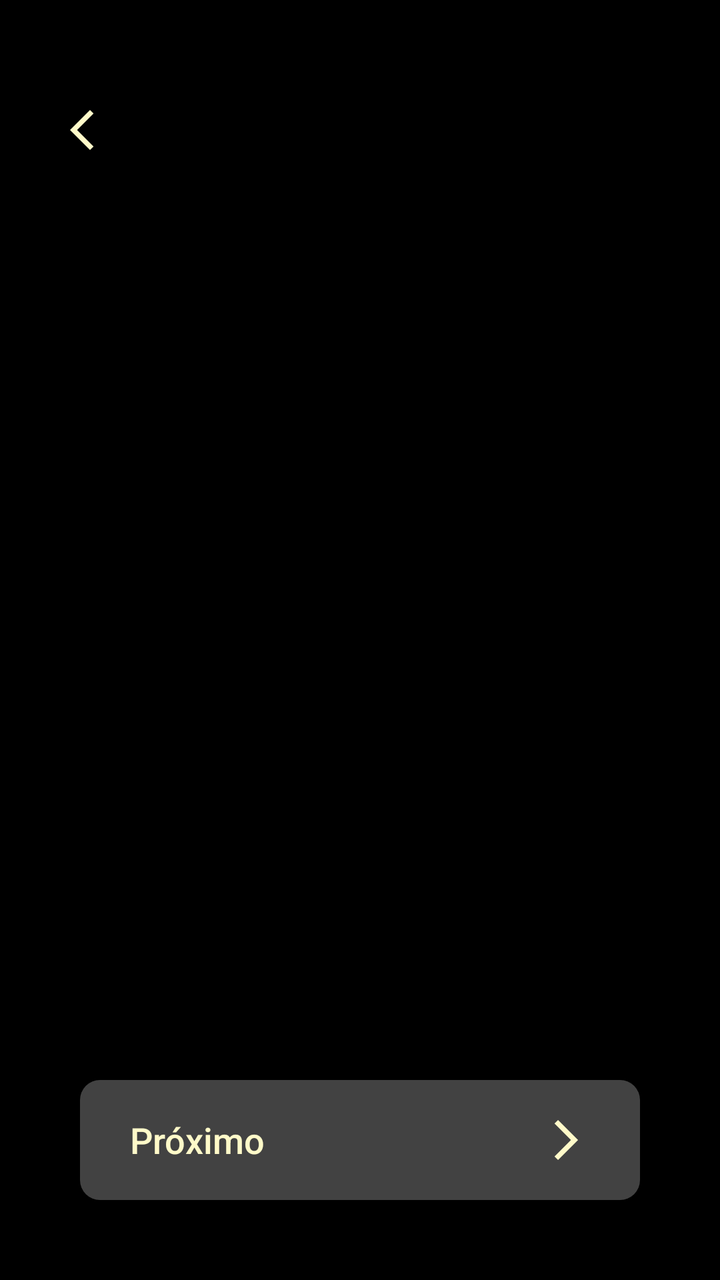
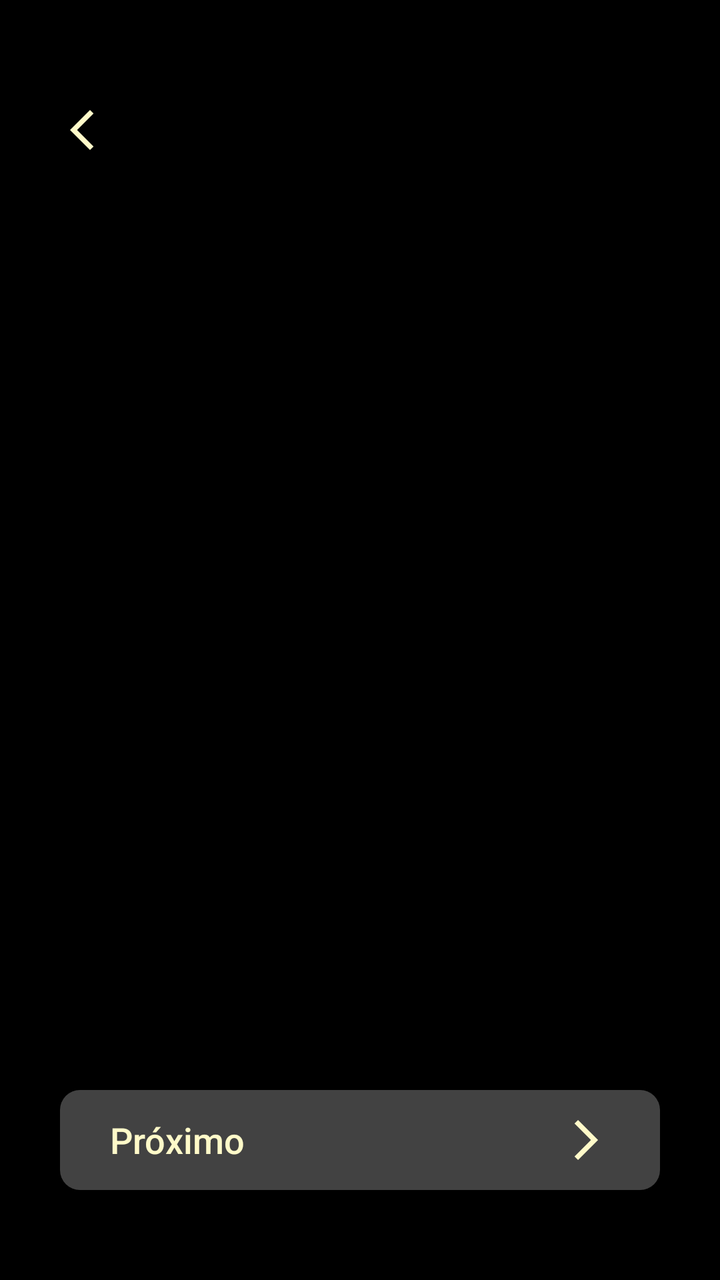

The first picture is an Android layout as it rendered before a commit; the second is the same layout after the commit. The layout source and the unified diff follow.
<!-- AndroidManifest.xml: application theme Theme.Monaly -->
<!-- res/layout/activity_onboarding.xml -->
<?xml version="1.0" encoding="utf-8"?>
<androidx.constraintlayout.widget.ConstraintLayout
    xmlns:android="http://schemas.android.com/apk/res/android"
    xmlns:app="http://schemas.android.com/apk/res-auto"
    android:layout_width="match_parent"
    android:layout_height="match_parent"
    android:background="@color/black">

    <androidx.viewpager2.widget.ViewPager2
        android:id="@+id/viewPagerOnboarding"
        android:layout_width="0dp"
        android:layout_height="0dp"
        app:layout_constraintBottom_toTopOf="@+id/buttonNext"
        app:layout_constraintEnd_toEndOf="parent"
        app:layout_constraintStart_toStartOf="parent"
        app:layout_constraintTop_toTopOf="parent" />

    <androidx.appcompat.widget.AppCompatButton
        android:id="@+id/buttonBack"
        android:contentDescription="Botão de voltar"
        android:layout_width="60dp"
        android:layout_height="60dp"
        android:layout_marginStart="20dp"
        android:layout_marginTop="35dp"
        android:background="@drawable/drawable_background_button_round_transparent"
        android:drawableStart="@drawable/icon_arrow_back_ios"
        android:paddingStart="15dp"
        app:layout_constraintStart_toStartOf="parent"
        app:layout_constraintTop_toTopOf="parent" />

    <androidx.appcompat.widget.AppCompatButton
        android:id="@+id/buttonNext"
        android:layout_width="0dp"
        android:layout_height="60dp"
        android:layout_marginStart="40dp"
        android:layout_marginEnd="40dp"
        android:layout_marginBottom="40dp"
        android:background="@drawable/drawable_background_button_gray_dark_10_dp"
        android:drawableRight="@drawable/icon_arrow_right_bage"
        android:gravity="start|center_vertical"
        android:paddingStart="25dp"
        android:paddingEnd="25dp"
        android:text="@string/onboarding_bottom_next"
        android:textAllCaps="false"
        android:textColor="@color/bage_neutral"
        android:textSize="18sp"
        app:layout_constraintBottom_toBottomOf="parent"
        app:layout_constraintEnd_toEndOf="parent"
        app:layout_constraintStart_toStartOf="parent" />

</androidx.constraintlayout.widget.ConstraintLayout>
<!-- resources referenced by this layout -->
<resources>
  <color name="bage_neutral">#FFFAC9</color>
  <color name="black">#000000</color>
  <!-- drawable drawable_background_button_gray_dark_10_dp (drawable) -->
  <?xml version="1.0" encoding="utf-8"?>
  <shape xmlns:android="http://schemas.android.com/apk/res/android">
  
      <corners android:radius="10dp"/>
      <solid android:color="@color/gray_dark"/>
  
  </shape>
  <!-- drawable drawable_background_button_round_transparent (drawable) -->
  <?xml version="1.0" encoding="utf-8"?>
  <shape xmlns:android="http://schemas.android.com/apk/res/android"
  
      android:shape="rectangle">
      <corners android:radius="100dp"/>
  
  </shape>
  <!-- drawable icon_arrow_back_ios (drawable) -->
  <vector xmlns:android="http://schemas.android.com/apk/res/android" android:autoMirrored="true" android:height="24dp" android:tint="#FFFAC9" android:viewportHeight="960" android:viewportWidth="960" android:width="24dp">
        
      <path android:fillColor="@android:color/white" android:pathData="M400,880L0,480L400,80L471,151L142,480L471,809L400,880Z"/>
      
  </vector>
  <!-- drawable icon_arrow_right_bage (drawable) -->
  <vector xmlns:android="http://schemas.android.com/apk/res/android" android:autoMirrored="true" android:height="24dp" android:tint="#FFFAC9" android:viewportHeight="960" android:viewportWidth="960" android:width="24dp">
        
      <path android:fillColor="@android:color/white" android:pathData="M321,880L250,809L579,480L250,151L321,80L721,480L321,880Z"/>
      
  </vector>
  <string name="onboarding_bottom_next">Próximo</string>
  <style name="Theme.Monaly" parent="Base.Theme.Monaly" />
  <color name="gray_dark">#424242</color>
  <style name="Base.Theme.Monaly" parent="Theme.Material3.DayNight.NoActionBar">
  
  
          
          
  
  
          
          <item name="android:navigationBarColor">@color/black</item>
  
  
      </style>
</resources>

<!-- the commit's change to res/layout/activity_onboarding.xml (unified diff, before → after) -->
@@ -31,10 +31,10 @@
     <androidx.appcompat.widget.AppCompatButton
         android:id="@+id/buttonNext"
         android:layout_width="0dp"
-        android:layout_height="60dp"
-        android:layout_marginStart="40dp"
-        android:layout_marginEnd="40dp"
-        android:layout_marginBottom="40dp"
+        android:layout_height="50dp"
+        android:layout_marginStart="30dp"
+        android:layout_marginEnd="30dp"
+        android:layout_marginBottom="45dp"
         android:background="@drawable/drawable_background_button_gray_dark_10_dp"
         android:drawableRight="@drawable/icon_arrow_right_bage"
         android:gravity="start|center_vertical"
